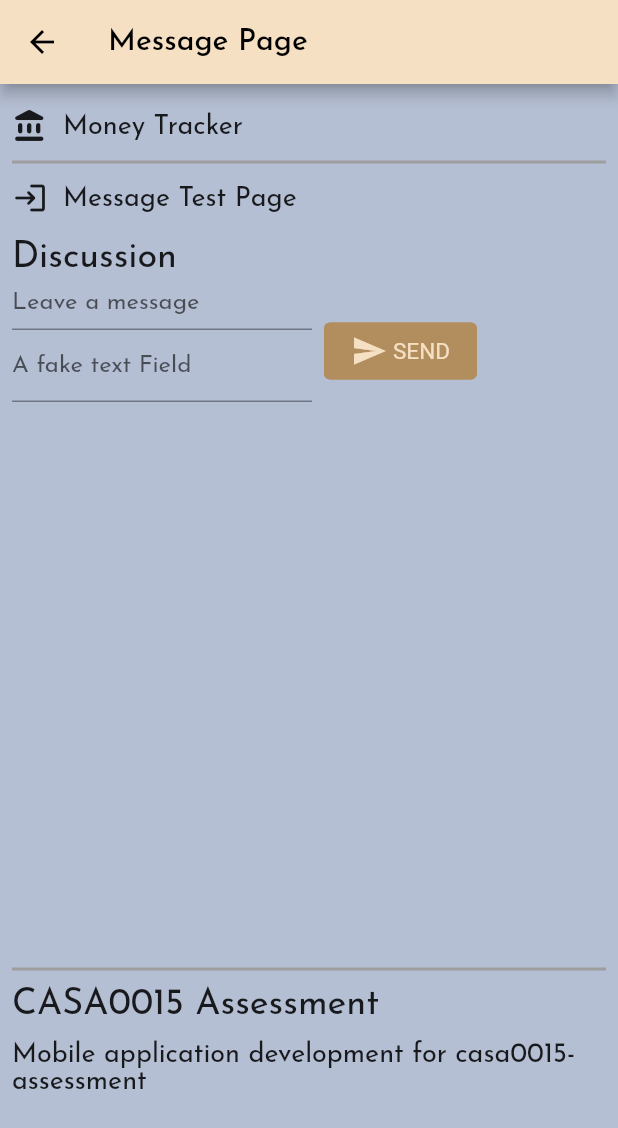
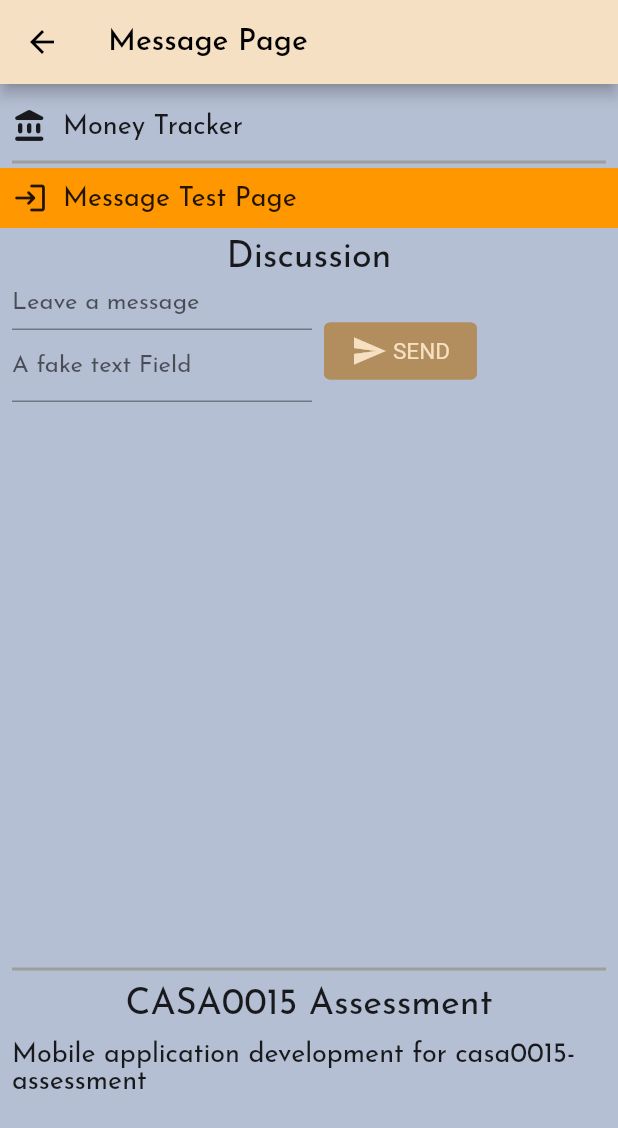
Before and after one commit to virgolibra/casa0015-mobile-assessment, a Flutter app: the MessageTestPage screen opened by its route, on a phone screen of 412 x 824 dp. Shown: the top 1128 px of the screen. Run offline on Flutter 3.47's test engine with Material 2 defaults, Android fonts, the phone set to English and light mode, and no system bars; our stand-ins replace camera, cloud_firestore, convex_bottom_bar, firebase_auth, firebase_core, geolocator and 4 more; missing offline and left inert: sticky_grouped_list; accounts and stored records are empty.

Commit message:
update listview

```diff
--- a/flutter_casa0015_mobile_app/lib/page/message_test_page.dart
+++ b/flutter_casa0015_mobile_app/lib/page/message_test_page.dart
@@ -31,7 +31,7 @@ class MessageTestPage extends StatelessWidget {
       appBar: AppBar(
         title: const Text('Message Page'),
       ),
-      body: ListView(
+      body: Column(
         children: <Widget>[
           // Image.asset('assets/image1.jpg'),
           const SizedBox(height: 8),
@@ -43,7 +43,9 @@ class MessageTestPage extends StatelessWidget {
             endIndent: 8,
             color: Colors.grey,
           ),
-          const IconAndDetail(Icons.login_rounded, 'Message Test Page'),
+          Container(
+              color: Colors.orange,
+              child: const IconAndDetail(Icons.login_rounded, 'Message Test Page')),
           const Header('Discussion'),
           Consumer<ApplicationState>(
             builder: (context, appState, _) => Column(
```
